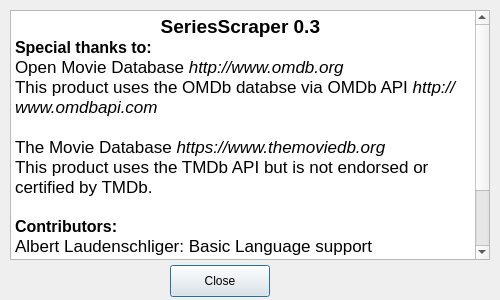
Above: SeriesScraper/aboutdialog.ui from martinLutz1/SeriesScraper before the change. Below: the same form after it.
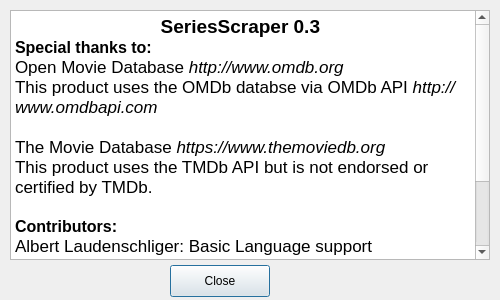
That is the form after the change. Icons and pictures are not drawn.

Patch:
```diff
--- a/SeriesScraper/aboutdialog.ui
+++ b/SeriesScraper/aboutdialog.ui
@@ -72,6 +72,7 @@
 &lt;p style=&quot; margin-top:0px; margin-bottom:0px; margin-left:0px; margin-right:0px; -qt-block-indent:0; text-indent:0px;&quot;&gt;&lt;span style=&quot; font-size:12pt; font-weight:600;&quot;&gt;Contributors:&lt;/span&gt;&lt;/p&gt;
 &lt;p style=&quot; margin-top:0px; margin-bottom:0px; margin-left:0px; margin-right:0px; -qt-block-indent:0; text-indent:0px;&quot;&gt;&lt;span style=&quot; font-family:'Helvetica';&quot;&gt;Albert Laudenschliger: Basic Language support&lt;/span&gt;&lt;/p&gt;
 &lt;p align=&quot;center&quot; style=&quot;-qt-paragraph-type:empty; margin-top:0px; margin-bottom:0px; margin-left:0px; margin-right:0px; -qt-block-indent:0; text-indent:0px;&quot;&gt;&lt;br /&gt;&lt;/p&gt;
+&lt;p align=&quot;center&quot; style=&quot;-qt-paragraph-type:empty; margin-top:0px; margin-bottom:0px; margin-left:0px; margin-right:0px; -qt-block-indent:0; text-indent:0px;&quot;&gt;&lt;br /&gt;&lt;/p&gt;
 &lt;p align=&quot;center&quot; style=&quot; margin-top:0px; margin-bottom:0px; margin-left:0px; margin-right:0px; -qt-block-indent:0; text-indent:0px;&quot;&gt;This program is provided AS IS with NO WARRANTY OF ANY KIND.&lt;/p&gt;
 &lt;p align=&quot;center&quot; style=&quot; margin-top:0px; margin-bottom:0px; margin-left:0px; margin-right:0px; -qt-block-indent:0; text-indent:0px;&quot;&gt;Martin Lutz, 2016&lt;/p&gt;&lt;/body&gt;&lt;/html&gt;</string>
    </property>
```
